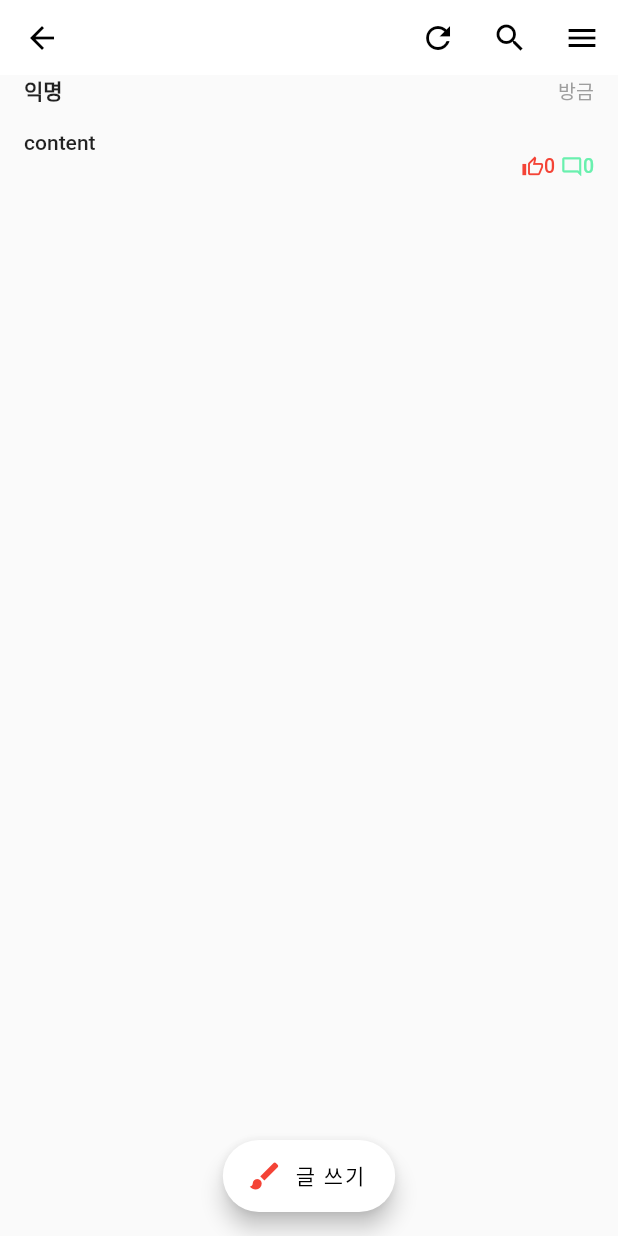
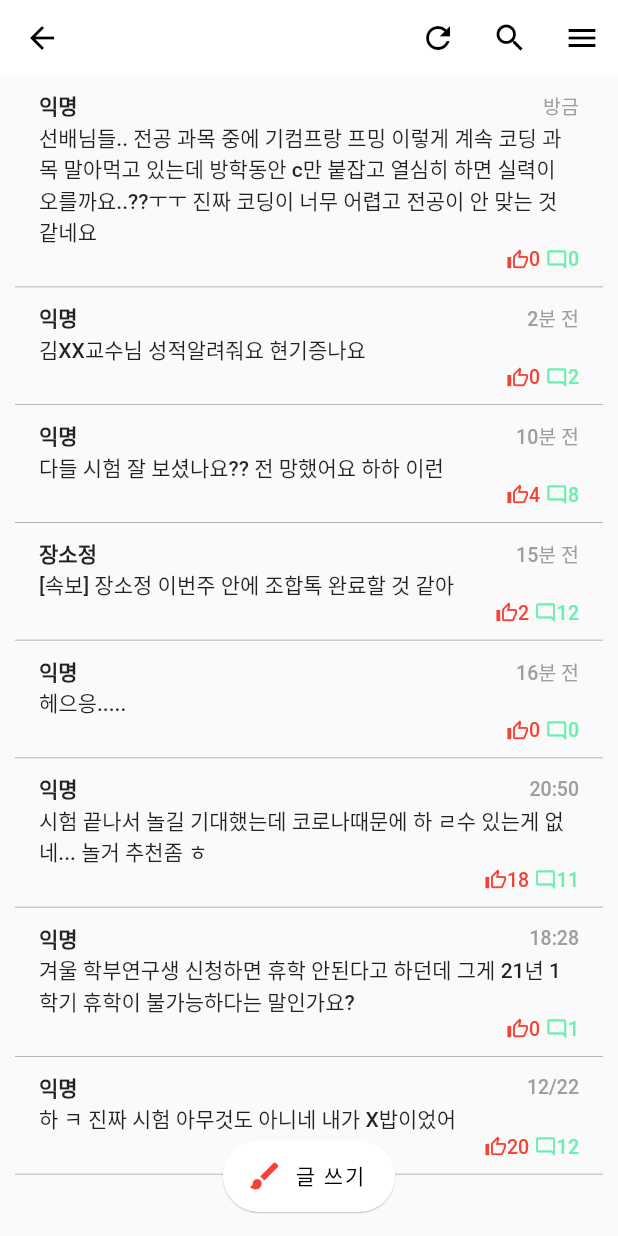
Before and after one commit to ssoljin/cloned_everytime, a Flutter app: the BulletinBoardPage screen opened directly with empty values, on a phone screen of 412 x 824 dp. Run offline on Flutter 3.47's test engine with Material 2 defaults, Android fonts, the phone set to English and light mode, and no system bars.

Commit message:
Impl : add and implement preview_post.dart

```diff
--- /dev/null
+++ b/lib/data/preview_post.dart
@@ -0,0 +1,60 @@
+import 'package:flutter/cupertino.dart';
+import 'package:flutter/material.dart';
+
+class PreviewPost extends StatelessWidget{
+  PreviewPost(this.userName, this.content, this.time, this.likeNum, this.commentNum);
+
+  final String userName;
+  final String content;
+  final String time;
+  final int likeNum;
+  final int commentNum;
+
+  @override
+  Widget build(BuildContext context) {
+    return Container(
+      decoration: BoxDecoration(
+        border: Border(
+          bottom: BorderSide(
+            color: Colors.grey,
+            width: 0.5,
+          )
+        )
+      ),
+      margin: EdgeInsets.only(left: 10, right: 10),
+      padding: EdgeInsets.only(bottom: 10, top: 10),
+      child: FlatButton(
+        onPressed: ()=>{},
+        child: Column(
+          mainAxisAlignment: MainAxisAlignment.spaceBetween,
+          crossAxisAlignment: CrossAxisAlignment.start,
+          children: [
+            Container(
+              child: Row(
+                mainAxisAlignment: MainAxisAlignment.spaceBetween,
+                children: [
+                  Text(userName, style: TextStyle(fontWeight: FontWeight.bold),),
+                  Text(time, style: TextStyle(fontSize: 13, color: Colors.grey),),
+                ],
+              ),
+            ),
+            Text(content, maxLines: 5, overflow: TextOverflow.ellipsis, textAlign: TextAlign.start,),
+            Container(
+              child: Row(
+                mainAxisAlignment: MainAxisAlignment.end,
+                children: [
+                  Icon(Icons.thumb_up_alt_outlined, color: Colors.red, size: 15,),
+                  Text('$likeNum', style: TextStyle(color: Colors.red, fontSize: 13),),
+                  Text(' '),
+                  Icon(Icons.mode_comment_outlined, color: Colors.greenAccent, size: 15,),
+                  Text('$commentNum', style: TextStyle(color: Colors.greenAccent, fontSize: 13),),
+                ],
+              ),
+            ),
+          ],
+        ),
+      ),
+
+    );
+  }
+}
--- a/lib/view/bulletin_board_page.dart
+++ b/lib/view/bulletin_board_page.dart
@@ -1,4 +1,4 @@
-import 'package:everytime_clone/data/current_popular_post.dart';
+import 'package:everytime_clone/data/preview_post.dart';
 import 'package:flutter/material.dart';
 
 class BulletinBoardPage extends StatefulWidget{
@@ -12,6 +12,16 @@ class BulletinBoardPage extends StatefulWidget{
 class _BulletinBoardPageState extends State<BulletinBoardPage>{
   _BulletinBoardPageState(this.title);
   String title;
+  List<Widget> _posts=[
+    PreviewPost('익명', '선배님들.. 전공 과목 중에 기컴프랑 프밍 이렇게 계속 코딩 과목 말아먹고 있는데 방학동안 c만 붙잡고 열심히 하면 실력이 오를까요..??ㅜㅜ 진짜 코딩이 너무 어렵고 전공이 안 맞는 것 같네요', '방금', 0, 0),
+    PreviewPost('익명', '김XX교수님 성적알려줘요 현기증나요', '2분 전', 0, 2),
+    PreviewPost('익명', '다들 시험 잘 보셨나요?? 전 망했어요 하하 이런', '10분 전', 4, 8),
+    PreviewPost('장소정', '[속보] 장소정 이번주 안에 조합톡 완료할 것 같아', '15분 전', 2, 12),
+    PreviewPost('익명', '헤으응.....', '16분 전', 0, 0),
+    PreviewPost('익명', '시험 끝나서 놀길 기대했는데 코로나때문에 하 ㄹ수 있는게 없네... 놀거 추천좀 ㅎ', '20:50', 18, 11),
+    PreviewPost('익명', '겨울 학부연구생 신청하면 휴학 안된다고 하던데 그게 21년 1학기 휴학이 불가능하다는 말인가요?', '18:28', 0, 1),
+    PreviewPost('익명', '하 ㅋ 진짜 시험 아무것도 아니네 내가 X밥이었어', '12/22', 20, 12),
+  ];
   @override
   Widget build(BuildContext context) {
     return Scaffold(
@@ -28,15 +38,14 @@ class _BulletinBoardPageState extends State<BulletinBoardPage>{
         ],
       ),
       body: ListView(
-        children: [
-          CurrentPopularPost('익명', null, '방금', 'content', '', 0, 0)
-        ],
+        children: _posts,
       ),
       floatingActionButton: FloatingActionButton.extended(
         icon: Icon(Icons.brush, color: Colors.red,),
         label: Text('글 쓰기'),
         backgroundColor: Colors.white,
         onPressed: ()=>{},
+        elevation: 0.4,
       ),
       floatingActionButtonLocation: FloatingActionButtonLocation.centerFloat,
     );
```
